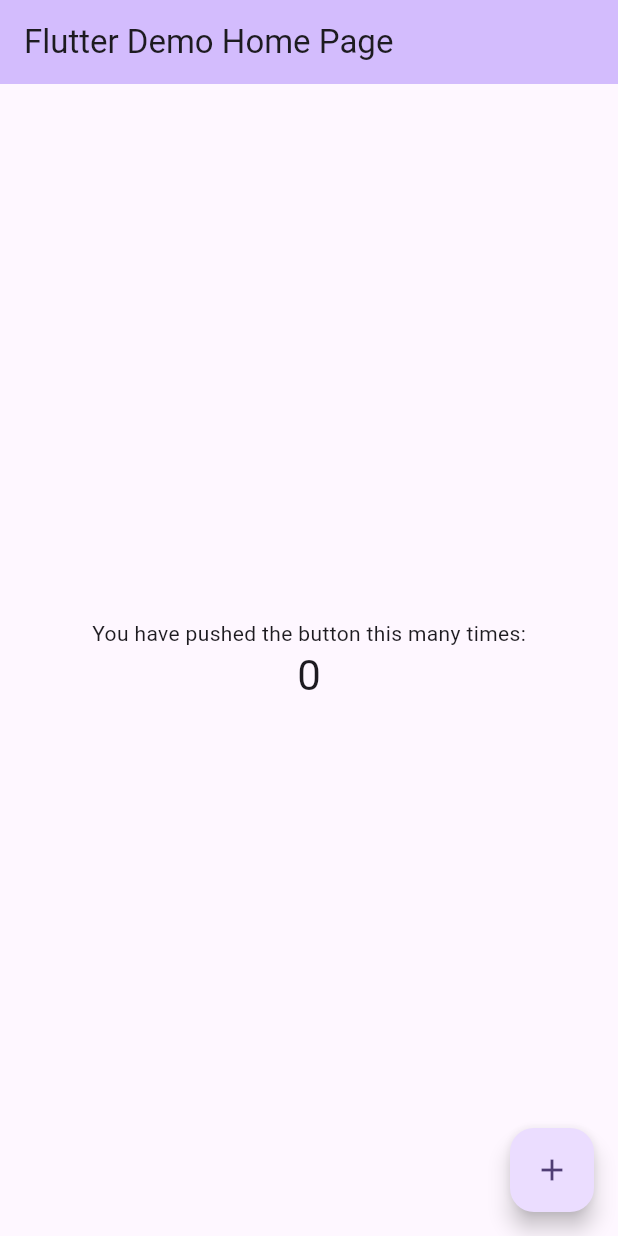
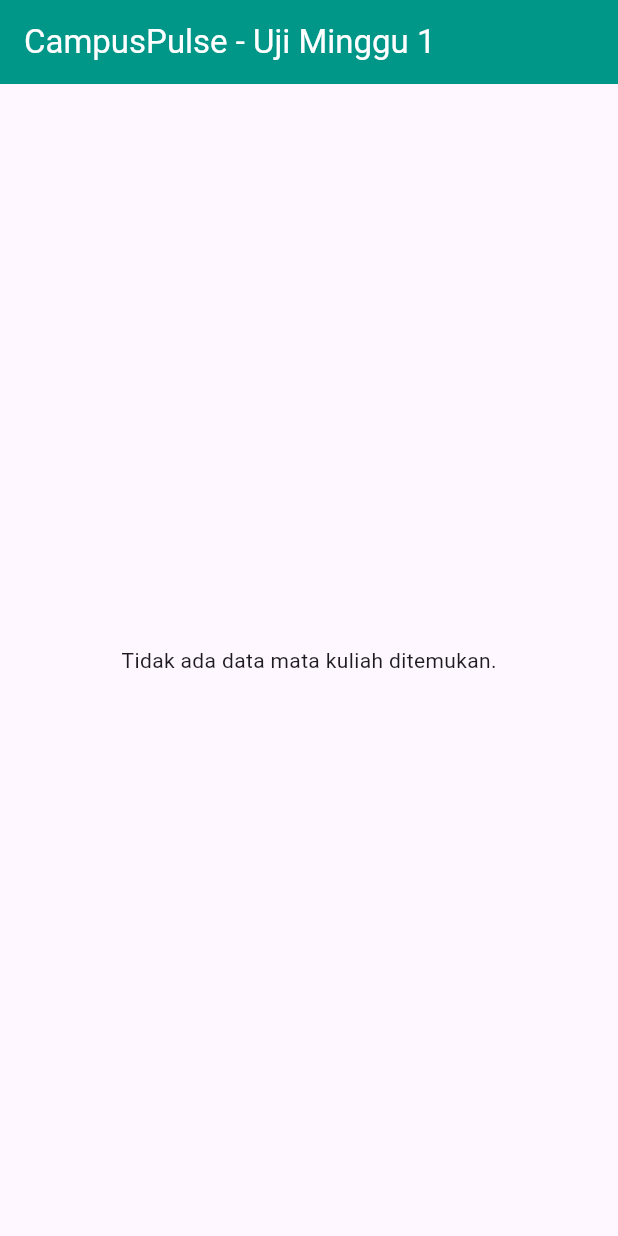
Before and after one commit to Satria-IDN/App-Kampus_Pemograman-Mobile, a Flutter app: the screen it shows after launch, on a phone screen of 412 x 824 dp. Run offline on Flutter 3.47's test engine with Material 3 defaults, Android fonts, the phone set to English and light mode, and no system bars; our stand-ins replace supabase_flutter; accounts and stored records are empty.

Commit message:
feat: complete week 1 - supabase connection and seed data verified on physical device

```diff
--- /dev/null
+++ b/lib/core/constants/supabase_constants.dart
@@ -0,0 +1,4 @@
+class SupabaseConstants {
+  static const String url = 'https://tyundnrctgpcjvqmwwha.supabase.co';
+  static const String anonKey = 'eyJhbGciOiJIUzI1NiIsInR5cCI6IkpXVCJ9.eyJpc3MiOiJzdXBhYmFzZSIsInJlZiI6InR5dW5kbnJjdGdwY2p2cW13d2hhIiwicm9sZSI6ImFub24iLCJpYXQiOjE3OTA4NjE0ODgsImV4cCI6MjEwNjQzNzQ4OH0.jmSJpJIYv46OjJEpEfRD6lJXBmRV8Oq1ZA5UX01t3pM';
+}
--- a/lib/main.dart
+++ b/lib/main.dart
@@ -1,121 +1,88 @@
 import 'package:flutter/material.dart';
+import 'package:supabase_flutter/supabase_flutter.dart';
+import 'core/constants/supabase_constants.dart';
 
-void main() {
+void main() async {
+  WidgetsFlutterBinding.ensureInitialized();
+
+  // Inisialisasi Supabase[cite: 1, 2]
+  await Supabase.initialize(
+    url: SupabaseConstants.url,
+    anonKey: SupabaseConstants.anonKey,
+  );
+
   runApp(const MyApp());
 }
 
 class MyApp extends StatelessWidget {
   const MyApp({super.key});
 
-  // This widget is the root of your application.
   @override
   Widget build(BuildContext context) {
-    return MaterialApp(
-      title: 'Flutter Demo',
-      theme: ThemeData(
-        // This is the theme of your application.
-        //
-        // TRY THIS: Try running your application with "flutter run". You'll see
-        // the application has a purple toolbar. Then, without quitting the app,
-        // try changing the seedColor in the colorScheme below to Colors.green
-        // and then invoke "hot reload" (save your changes or press the "hot
-        // reload" button in a Flutter-supported IDE, or press "r" if you used
-        // the command line to start the app).
-        //
-        // Notice that the counter didn't reset back to zero; the application
-        // state is not lost during the reload. To reset the state, use hot
-        // restart instead.
-        //
-        // This works for code too, not just values: Most code changes can be
-        // tested with just a hot reload.
-        colorScheme: .fromSeed(seedColor: Colors.deepPurple),
-      ),
-      home: const MyHomePage(title: 'Flutter Demo Home Page'),
+    return const MaterialApp(
+      debugShowCheckedModeBanner: false,
+      home: TestDatabaseScreen(),
     );
   }
 }
 
-class MyHomePage extends StatefulWidget {
-  const MyHomePage({super.key, required this.title});
-
-  // This widget is the home page of your application. It is stateful, meaning
-  // that it has a State object (defined below) that contains fields that affect
-  // how it looks.
-
-  // This class is the configuration for the state. It holds the values (in this
-  // case the title) provided by the parent (in this case the App widget) and
-  // used by the build method of the State. Fields in a Widget subclass are
-  // always marked "final".
-
-  final String title;
+class TestDatabaseScreen extends StatefulWidget {
+  const TestDatabaseScreen({super.key});
 
   @override
-  State<MyHomePage> createState() => _MyHomePageState();
+  State<TestDatabaseScreen> createState() => _TestDatabaseScreenState();
 }
 
-class _MyHomePageState extends State<MyHomePage> {
-  int _counter = 0;
-
-  void _incrementCounter() {
-    setState(() {
-      // This call to setState tells the Flutter framework that something has
-      // changed in this State, which causes it to rerun the build method below
-      // so that the display can reflect the updated values. If we changed
-      // _counter without calling setState(), then the build method would not be
-      // called again, and so nothing would appear to happen.
-      _counter++;
-    });
-  }
+class _TestDatabaseScreenState extends State<TestDatabaseScreen> {
+  // Query Supabase untuk mengambil 3 mata kuliah contoh[cite: 1, 2]
+  final Future<List<Map<String, dynamic>>> _coursesFuture =
+  Supabase.instance.client.from('courses').select('course_code, course_name, sks');
 
   @override
   Widget build(BuildContext context) {
-    // This method is rerun every time setState is called, for instance as done
-    // by the _incrementCounter method above.
-    //
-    // The Flutter framework has been optimized to make rerunning build methods
-    // fast, so that you can just rebuild anything that needs updating rather
-    // than having to individually change instances of widgets.
     return Scaffold(
       appBar: AppBar(
-        // TRY THIS: Try changing the color here to a specific color (to
-        // Colors.amber, perhaps?) and trigger a hot reload to see the AppBar
-        // change color while the other colors stay the same.
-        backgroundColor: Theme.of(context).colorScheme.inversePrimary,
-        // Here we take the value from the MyHomePage object that was created by
-        // the App.build method, and use it to set our appbar title.
-        title: Text(widget.title),
+        title: const Text('CampusPulse - Uji Minggu 1'),
+        backgroundColor: Colors.teal,
+        foregroundColor: Colors.white,
       ),
-      body: Center(
-        // Center is a layout widget. It takes a single child and positions it
-        // in the middle of the parent.
-        child: Column(
-          // Column is also a layout widget. It takes a list of children and
-          // arranges them vertically. By default, it sizes itself to fit its
-          // children horizontally, and tries to be as tall as its parent.
-          //
-          // Column has various properties to control how it sizes itself and
-          // how it positions its children. Here we use mainAxisAlignment to
-          // center the children vertically; the main axis here is the vertical
-          // axis because Columns are vertical (the cross axis would be
-          // horizontal).
-          //
-          // TRY THIS: Invoke "debug painting" (choose the "Toggle Debug Paint"
-          // action in the IDE, or press "p" in the console), to see the
-          // wireframe for each widget.
-          mainAxisAlignment: .center,
-          children: [
-            const Text('You have pushed the button this many times:'),
-            Text(
-              '$_counter',
-              style: Theme.of(context).textTheme.headlineMedium,
-            ),
-          ],
-        ),
-      ),
-      floatingActionButton: FloatingActionButton(
-        onPressed: _incrementCounter,
-        tooltip: 'Increment',
-        child: const Icon(Icons.add),
+      body: FutureBuilder<List<Map<String, dynamic>>>(
+        future: _coursesFuture,
+        builder: (context, snapshot) {
+          if (snapshot.connectionState == ConnectionState.waiting) {
+            return const Center(child: CircularProgressIndicator());
+          }
+          if (snapshot.hasError) {
+            return Center(
+              child: Padding(
+                padding: const EdgeInsets.all(16.0),
+                child: Text('Koneksi Gagal: ${snapshot.error}', textAlign: TextAlign.center),
+              ),
+            );
+          }
+
+          final courses = snapshot.data ?? [];
+          if (courses.isEmpty) {
+            return const Center(child: Text('Tidak ada data mata kuliah ditemukan.'));
+          }
+
+          return ListView.separated(
+            padding: const EdgeInsets.all(16),
+            itemCount: courses.length,
+            separatorBuilder: (_, __) => const Divider(),
+            itemBuilder: (context, index) {
+              final item = courses[index];
+              return ListTile(
+                leading: CircleAvatar(
+                  backgroundColor: Colors.teal.shade100,
+                  child: Text('${item['sks']}'),
+                ),
+                title: Text(item['course_name'] ?? '', style: const TextStyle(fontWeight: FontWeight.bold)),
+                subtitle: Text('Kode Matkul: ${item['course_code']}'),
+              );
+            },
+          );
+        },
       ),
     );
   }
--- a/pubspec.yaml
+++ b/pubspec.yaml
@@ -34,6 +34,7 @@
   # The following adds the Cupertino Icons font to your application.
   # Use with the CupertinoIcons class for iOS style icons.
   cupertino_icons: ^1.0.8
+  supabase_flutter: ^2.18.0
 
 dev_dependencies:
   flutter_test:
```
Also changed, not shown: pubspec.lock, 6 other files.
